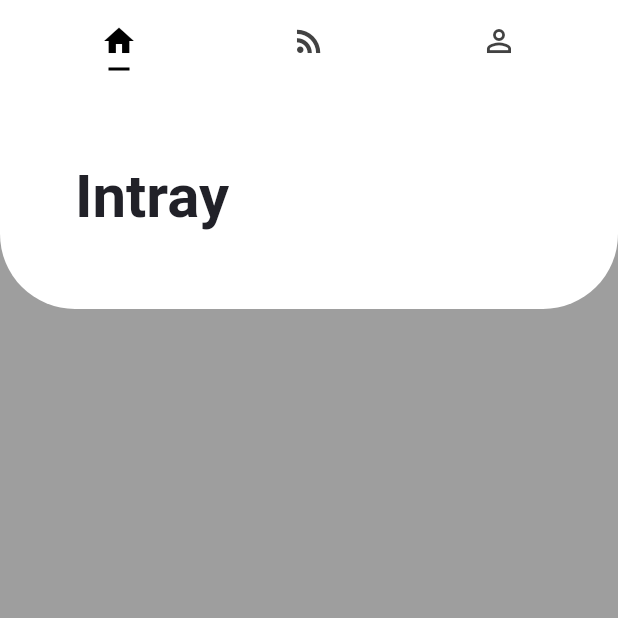
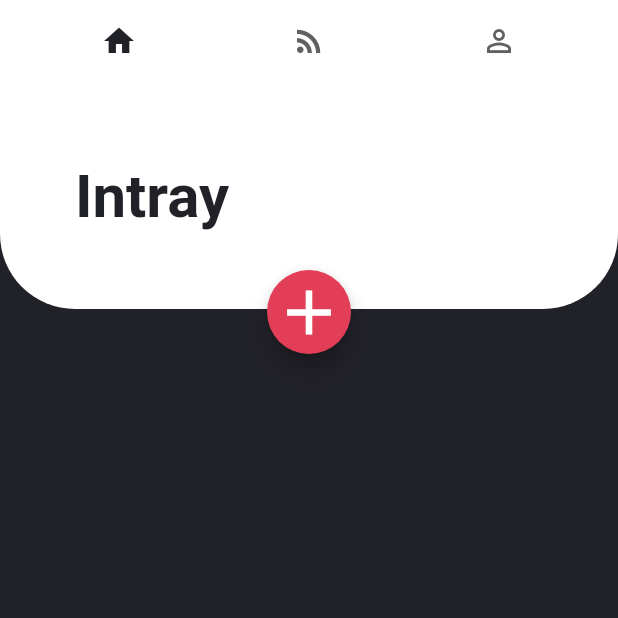
Before and after one commit to Lucxjo/Tasko-flutter, a Flutter app: the screen it shows after launch, on a phone screen of 412 x 824 dp, the top half of it. Run offline on Flutter 3.47's test engine with Material 2 defaults, Android fonts, the phone set to English and light mode, and no system bars; Roboto replaces fonts that are missing (Avenir).

Commit message:
Added a red custom colour. Removed colour suffix from the existing one. Added a FAB.

```diff
--- a/lib/app.dart
+++ b/lib/app.dart
@@ -1,4 +1,5 @@
 import 'package:flutter/material.dart';
+import 'package:tasko/styles/colours.dart';
 import 'package:tasko/views/home.dart';
 
 class App extends StatelessWidget {
@@ -8,8 +9,9 @@ class App extends StatelessWidget {
       debugShowCheckedModeBanner: false,
       title: 'Tasko',
       theme: ThemeData(
-        primaryColorDark: Colors.grey[100],
-        primaryColor: Colors.white
+        primaryColorDark: Colors.grey[300],
+        primaryColor: Colors.white,
+        accentColor: Colour.red
       ),
       home: HomeView(),
     );
--- a/lib/styles/colours.dart
+++ b/lib/styles/colours.dart
@@ -1,5 +1,6 @@
 import 'package:flutter/material.dart';
 
 class Colour {
-  static const Color darkGreyColour = Color(0xFF212128);
+  static const Color darkGrey = Color(0xFF212128);
+  static const Color red = Color(0xFFE33E57);
 }
--- a/lib/styles/text_styles.dart
+++ b/lib/styles/text_styles.dart
@@ -5,7 +5,7 @@ class TextStyles {
   static const TextStyle intrayTitle = TextStyle(
     fontFamily: 'Avenir',
     fontWeight: FontWeight.bold,
-    color: Colour.darkGreyColour,
+    color: Colour.darkGrey,
     fontSize: 40.0,
   );
 }
--- a/lib/views/home.dart
+++ b/lib/views/home.dart
@@ -1,4 +1,5 @@
 import 'package:flutter/material.dart';
+import 'package:tasko/styles/colours.dart';
 import 'package:tasko/styles/text_styles.dart';
 
 class HomeView extends StatefulWidget {
@@ -17,7 +18,7 @@ class _HomeViewState extends State<HomeView> {
               TabBarView(
                 children: [
                   new Container(
-                    color: Colors.grey,
+                    color: Colour.darkGrey,
                   ),
                   new Container(color: Colors.orange,),
                   new Container(
@@ -45,6 +46,16 @@ class _HomeViewState extends State<HomeView> {
                     Container()
                   ],
                 )
+              ),
+              Container(
+                margin: EdgeInsets.only(
+                  top: 124,
+                  left: (MediaQuery.of(context).size.width / 2) - 28,
+                ),
+                child: FloatingActionButton(
+                  onPressed: () {},
+                  child: Icon(Icons.add, size: 50,),
+                ),
               )
             ]
           ),
@@ -62,11 +73,11 @@ class _HomeViewState extends State<HomeView> {
                   icon: new Icon(Icons.perm_identity),
                 ),
               ],
-              labelColor: Colors.black,
-              unselectedLabelColor: Colors.grey[800],
+              labelColor: Colour.darkGrey,
+              unselectedLabelColor: Colors.grey[700],
               indicatorSize: TabBarIndicatorSize.label,
               indicatorPadding: EdgeInsets.all(5.0),
-              indicatorColor: Colors.black,
+              indicatorColor: Colors.transparent,
             ),
           ),
         ),
```
